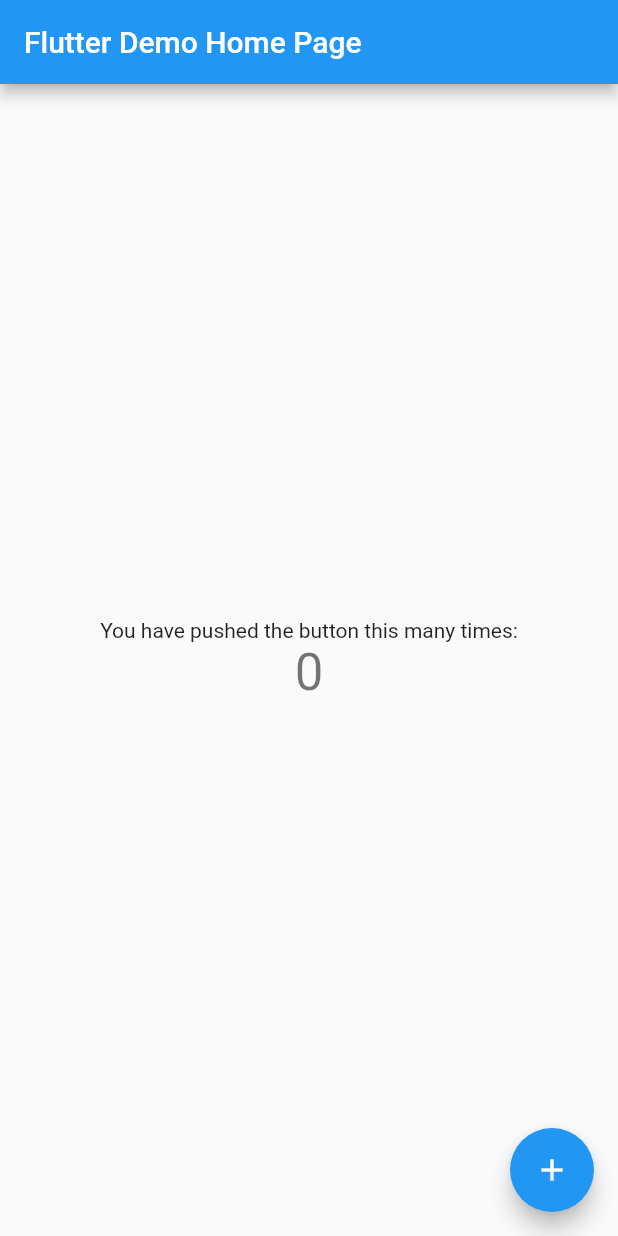
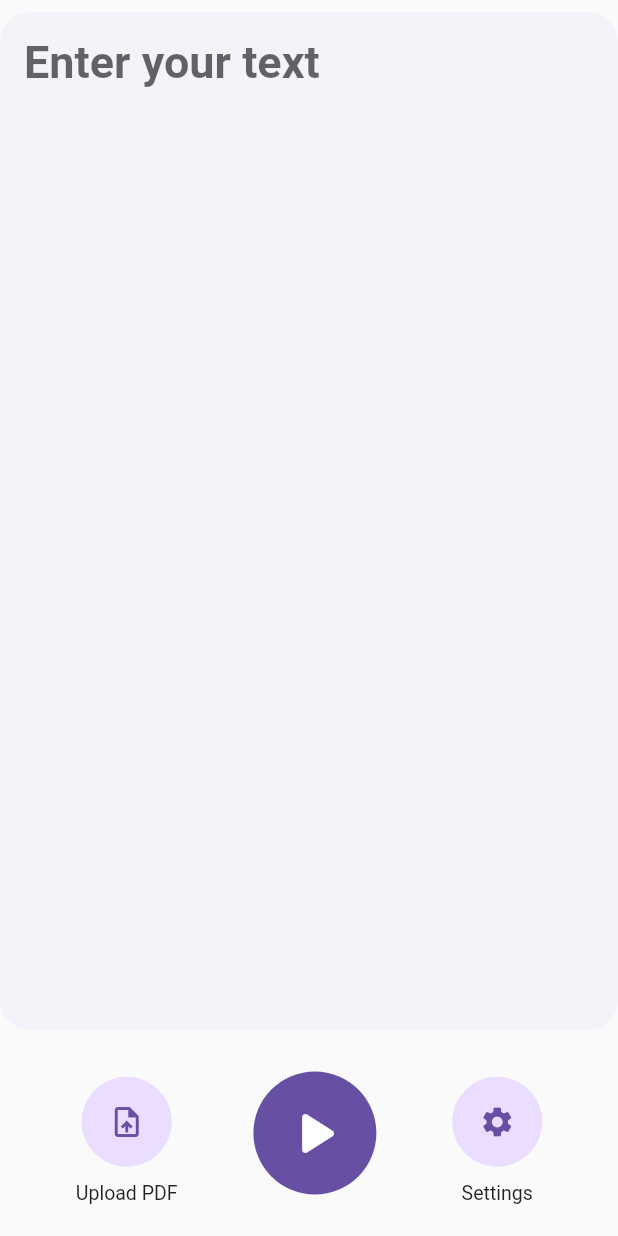
Before and after one commit to InnoSWP/BS21-02-Memorizer, a Flutter app: the screen it shows after launch, on a phone screen of 412 x 824 dp. Run offline on Flutter 3.47's test engine with Material 2 defaults, Android fonts, the phone set to English and light mode, and no system bars.

Commit message:
create main screen UI

```diff
--- a/lib/main.dart
+++ b/lib/main.dart
@@ -1,4 +1,5 @@
 import 'package:flutter/material.dart';
+import 'package:memorizer_flutter/screens/main_screen.dart';
 
 void main() {
   runApp(const MyApp());
@@ -11,105 +12,12 @@
   @override
   Widget build(BuildContext context) {
     return MaterialApp(
+      debugShowCheckedModeBanner: false,
       title: 'Flutter Demo',
       theme: ThemeData(
-        // This is the theme of your application.
-        //
-        // Try running your application with "flutter run". You'll see the
-        // application has a blue toolbar. Then, without quitting the app, try
-        // changing the primarySwatch below to Colors.green and then invoke
-        // "hot reload" (press "r" in the console where you ran "flutter run",
-        // or simply save your changes to "hot reload" in a Flutter IDE).
-        // Notice that the counter didn't reset back to zero; the application
-        // is not restarted.
         primarySwatch: Colors.blue,
       ),
-      home: const MyHomePage(title: 'Flutter Demo Home Page'),
+      home: const MainScreen(),
     );
   }
 }
-
-class MyHomePage extends StatefulWidget {
-  const MyHomePage({Key? key, required this.title}) : super(key: key);
-
-  // This widget is the home page of your application. It is stateful, meaning
-  // that it has a State object (defined below) that contains fields that affect
-  // how it looks.
-
-  // This class is the configuration for the state. It holds the values (in this
-  // case the title) provided by the parent (in this case the App widget) and
-  // used by the build method of the State. Fields in a Widget subclass are
-  // always marked "final".
-
-  final String title;
-
-  @override
-  State<MyHomePage> createState() => _MyHomePageState();
-}
-
-class _MyHomePageState extends State<MyHomePage> {
-  int _counter = 0;
-
-  void _incrementCounter() {
-    setState(() {
-      // This call to setState tells the Flutter framework that something has
-      // changed in this State, which causes it to rerun the build method below
-      // so that the display can reflect the updated values. If we changed
-      // _counter without calling setState(), then the build method would not be
-      // called again, and so nothing would appear to happen.
-      _counter++;
-    });
-  }
-
-  @override
-  Widget build(BuildContext context) {
-    // This method is rerun every time setState is called, for instance as done
-    // by the _incrementCounter method above.
-    //
-    // The Flutter framework has been optimized to make rerunning build methods
-    // fast, so that you can just rebuild anything that needs updating rather
-    // than having to individually change instances of widgets.
-    return Scaffold(
-      appBar: AppBar(
-        // Here we take the value from the MyHomePage object that was created by
-        // the App.build method, and use it to set our appbar title.
-        title: Text(widget.title),
-      ),
-      body: Center(
-        // Center is a layout widget. It takes a single child and positions it
-        // in the middle of the parent.
-        child: Column(
-          // Column is also a layout widget. It takes a list of children and
-          // arranges them vertically. By default, it sizes itself to fit its
-          // children horizontally, and tries to be as tall as its parent.
-          //
-          // Invoke "debug painting" (press "p" in the console, choose the
-          // "Toggle Debug Paint" action from the Flutter Inspector in Android
-          // Studio, or the "Toggle Debug Paint" command in Visual Studio Code)
-          // to see the wireframe for each widget.
-          //
-          // Column has various properties to control how it sizes itself and
-          // how it positions its children. Here we use mainAxisAlignment to
-          // center the children vertically; the main axis here is the vertical
-          // axis because Columns are vertical (the cross axis would be
-          // horizontal).
-          mainAxisAlignment: MainAxisAlignment.center,
-          children: <Widget>[
-            const Text(
-              'You have pushed the button this many times:',
-            ),
-            Text(
-              '$_counter',
-              style: Theme.of(context).textTheme.headline4,
-            ),
-          ],
-        ),
-      ),
-      floatingActionButton: FloatingActionButton(
-        onPressed: _incrementCounter,
-        tooltip: 'Increment',
-        child: const Icon(Icons.add),
-      ), // This trailing comma makes auto-formatting nicer for build methods.
-    );
-  }
-}
--- /dev/null
+++ b/lib/screens/main_screen.dart
@@ -0,0 +1,126 @@
+import 'package:flutter/material.dart';
+
+class MainScreen extends StatelessWidget {
+  static const textBoxColor = Color(0xFFF6F2FA);
+  static const mainButtonColor = Color(0xFF6750A4);
+  static const smallButtonColor = Color(0xFFEADDFF);
+  const MainScreen({Key? key}) : super(key: key);
+
+  @override
+  Widget build(BuildContext context) {
+    return SafeArea(
+      child: Scaffold(
+        body: Column(
+          crossAxisAlignment: CrossAxisAlignment.center,
+          children: [
+            Flexible(
+              flex: 5,
+              fit: FlexFit.tight,
+              child: Padding(
+                padding: const EdgeInsets.fromLTRB(0, 8, 0, 0),
+                child: Container(
+                  decoration: BoxDecoration(
+                    color: textBoxColor,
+                    borderRadius: BorderRadius.circular(20),
+                  ),
+                  child: const Padding(
+                    padding: EdgeInsets.all(16.0),
+                    child: TextField(
+                      decoration: InputDecoration.collapsed(
+                        hintText: "Enter your text",
+                      ),
+                      style: TextStyle(
+                        fontSize: 30,
+                        fontWeight: FontWeight.w600,
+                      ),
+                      maxLines: 100,
+                    ),
+                  ),
+                ),
+              ),
+            ),
+            Flexible(
+              flex: 1,
+              fit: FlexFit.tight,
+              child: Row(
+                crossAxisAlignment: CrossAxisAlignment.center,
+                mainAxisAlignment: MainAxisAlignment.spaceEvenly,
+                children: [
+                  Column(
+                    mainAxisAlignment: MainAxisAlignment.center,
+                    children: [
+                      const SizedBox(height: 10),
+                      CircleAvatar(
+                        backgroundColor: smallButtonColor,
+                        radius: 30,
+                        child: IconButton(
+                          onPressed: () {},
+                          icon: const Icon(
+                            Icons.upload_file,
+                            color: mainButtonColor,
+                          ),
+                        ),
+                      ),
+                      const SizedBox(
+                        height: 10,
+                      ),
+                      const Text(
+                        "Upload PDF",
+                        style: TextStyle(
+                          fontSize: 13,
+                        ),
+                      ),
+                    ],
+                  ),
+                  InkWell(
+                    onTap: () {},
+                    child: Container(
+                      decoration: const BoxDecoration(
+                        shape: BoxShape.circle,
+                        color: mainButtonColor,
+                      ),
+                      child: const Padding(
+                        padding: EdgeInsets.all(16.0),
+                        child: Icon(
+                          Icons.play_arrow_rounded,
+                          size: 50,
+                          color: Colors.white,
+                        ),
+                      ),
+                    ),
+                  ),
+                  Column(
+                    mainAxisAlignment: MainAxisAlignment.center,
+                    children: [
+                      const SizedBox(height: 10),
+                      CircleAvatar(
+                        backgroundColor: smallButtonColor,
+                        radius: 30,
+                        child: IconButton(
+                          onPressed: () {},
+                          icon: const Icon(
+                            Icons.settings,
+                            color: mainButtonColor,
+                          ),
+                        ),
+                      ),
+                      const SizedBox(
+                        height: 10,
+                      ),
+                      const Text(
+                        "Settings",
+                        style: TextStyle(
+                          fontSize: 13,
+                        ),
+                      ),
+                    ],
+                  ),
+                ],
+              ),
+            ),
+          ],
+        ),
+      ),
+    );
+  }
+}
```
